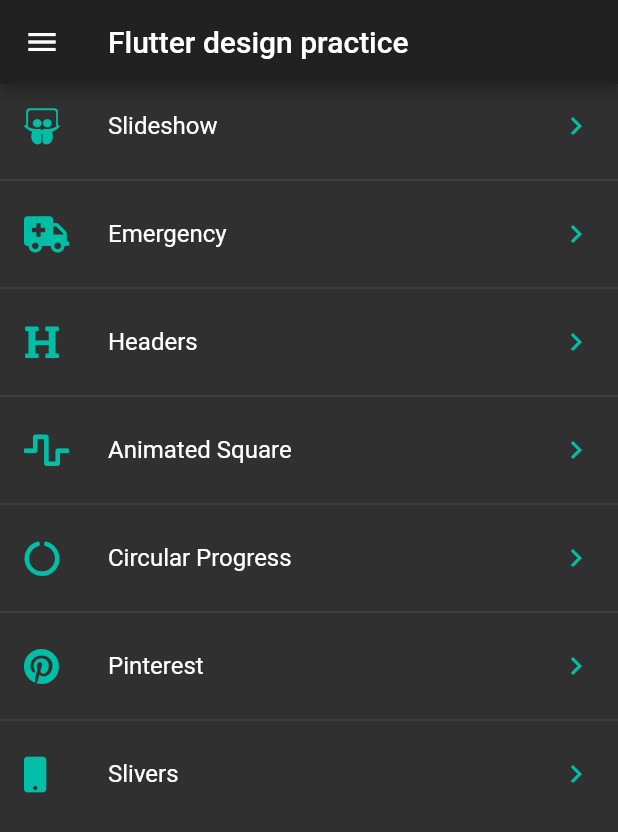
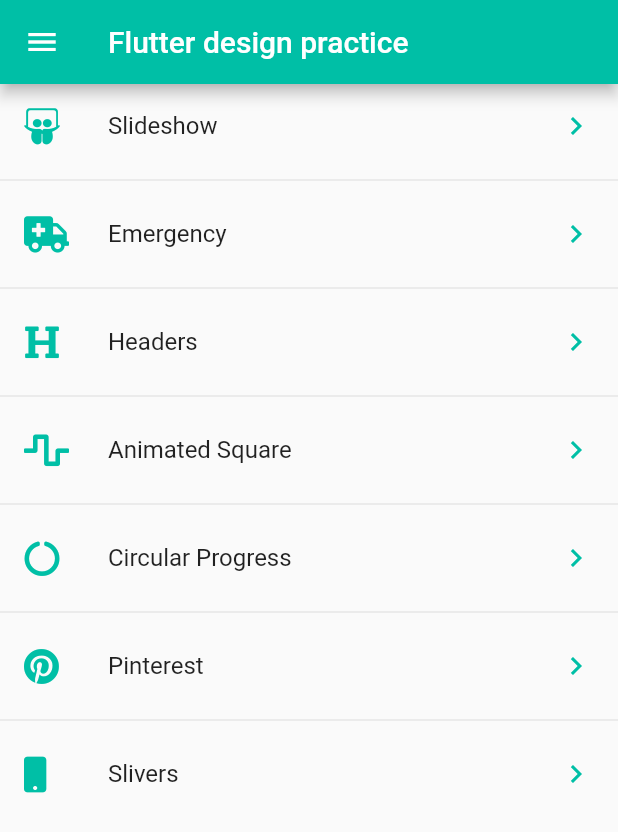
Before and after one commit to fabirt/flutter-design-practice, a Flutter app: the screen it shows after launch, on a phone screen of 412 x 824 dp. Shown: the top 832 px of the screen. Run offline on Flutter 3.47's test engine with Material 2 defaults, Android fonts, the phone set to English and light mode, and no system bars; our stand-ins replace animate_do, flutter_svg, font_awesome_flutter.

Commit message:
Creating custom themes

```diff
--- a/lib/main.dart
+++ b/lib/main.dart
@@ -9,7 +9,7 @@ class MyApp extends StatelessWidget {
   @override
   Widget build(BuildContext context) {
     return ChangeNotifierProvider<ThemeChanger>(
-      create: (_) => ThemeChanger(2),
+      create: (_) => ThemeChanger(1),
       child: Builder(
         builder: (BuildContext context) {
           final themeChanger = Provider.of<ThemeChanger>(context);
@@ -18,6 +18,9 @@ class MyApp extends StatelessWidget {
             title: 'Flutter design pratice',
             home: LauncherPage(),
             theme: themeChanger.currentTheme,
+            builder: (BuildContext context, Widget child) {
+              return child;
+            },
           );
         },
       ),
--- a/lib/src/pages/launcher_page.dart
+++ b/lib/src/pages/launcher_page.dart
@@ -23,6 +23,7 @@ class _MenuListView extends StatelessWidget {
     final appTheme = Provider.of<ThemeChanger>(context).currentTheme;
 
     return ListView.separated(
+      physics: const BouncingScrollPhysics(),
       itemCount: pageRoutes.length,
       separatorBuilder: (BuildContext context, int index) {
         return const Divider();
--- a/lib/src/pages/pinterest_page.dart
+++ b/lib/src/pages/pinterest_page.dart
@@ -87,6 +87,7 @@ class __PinterestGridViewState extends State<_PinterestGridView> {
   Widget build(BuildContext context) {
     final topPadding = MediaQuery.of(context).viewPadding.top + 10.0;
     return StaggeredGridView.countBuilder(
+      physics: const BouncingScrollPhysics(),
       controller: _scrollController,
       crossAxisCount: 4,
       itemCount: items.length,
--- a/lib/src/pages/sliver_list_page.dart
+++ b/lib/src/pages/sliver_list_page.dart
@@ -68,6 +68,7 @@ class _MainScroll extends StatelessWidget {
   @override
   Widget build(BuildContext context) {
     return CustomScrollView(
+      physics: const BouncingScrollPhysics(),
       slivers: <Widget>[
         SliverPersistentHeader(
           floating: true,
--- a/lib/src/widgets/slide_show.dart
+++ b/lib/src/widgets/slide_show.dart
@@ -94,6 +94,7 @@ class __SlidesState extends State<_Slides> {
   @override
   Widget build(BuildContext context) {
     return PageView(
+      physics: const BouncingScrollPhysics(),
       controller: _controller,
       children: widget.slides.map((child) {
         return _Slide(child: child);
```
Also changed, not shown: lib/src/theme/theme.dart (+30 -1 lines).
